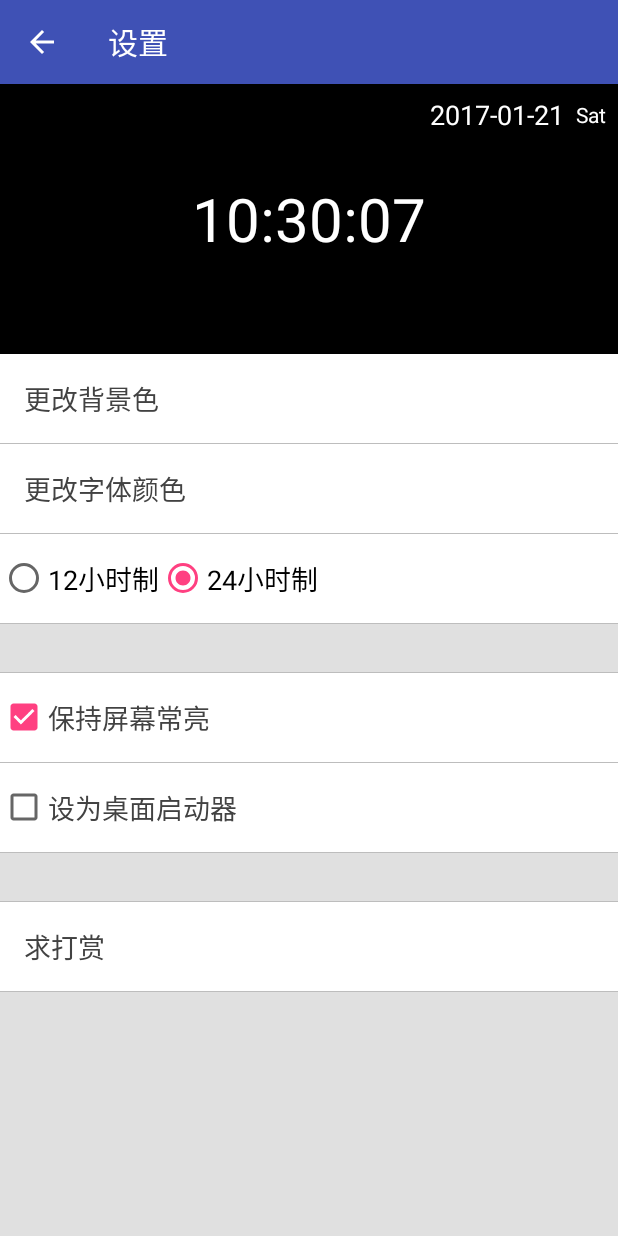
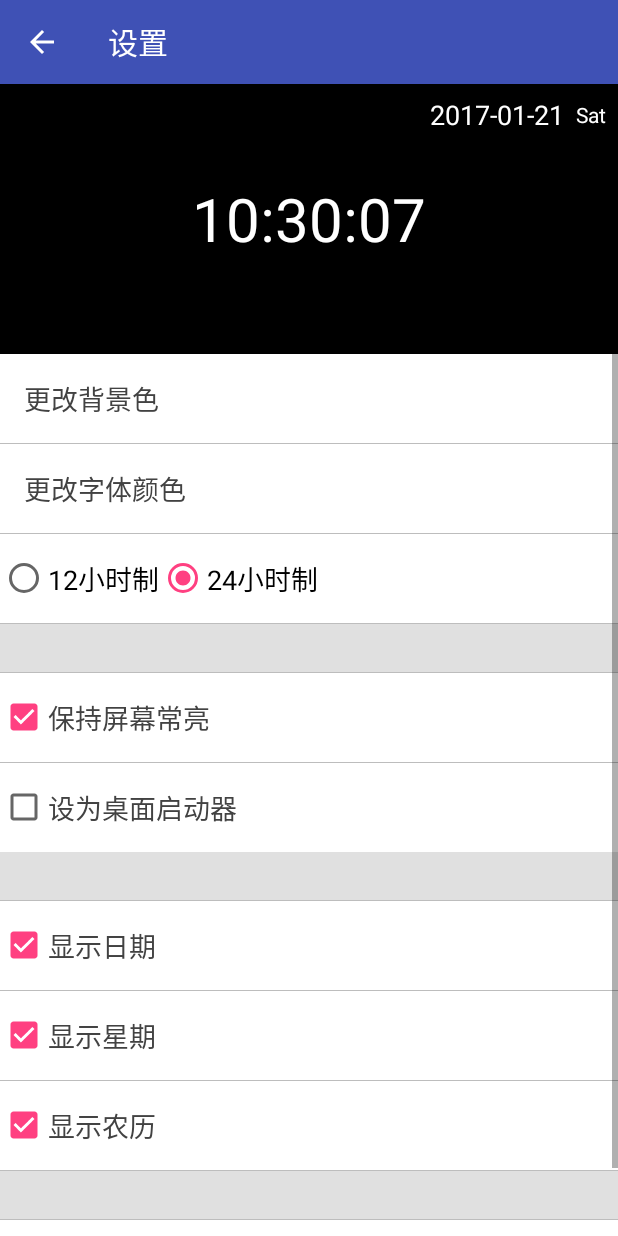
Before and after one commit to lifansama/xjb, an Android app: the SettingsActivity screen opened directly, with no data from a screen before it, on a phone screen of 412 x 824 dp. Run offline under Robolectric (Android 15) with nearby library versions, the phone set to English and light mode, and no system bars; our stand-ins replace ButterKnife; libraries missing offline, so code that uses them is left out: com.umeng.analytics, io.github.xhinliang.lunarcalendar; 5 statements that could not run were skipped.

Commit message:
除了时间其他都可以隐藏

```diff
--- a/app/src/main/java/app/xunxun/homeclock/ClockViewController.java
+++ b/app/src/main/java/app/xunxun/homeclock/ClockViewController.java
@@ -30,6 +30,9 @@ import app.xunxun.homeclock.activity.MainActivity;
 import app.xunxun.homeclock.activity.SettingsActivity;
 import app.xunxun.homeclock.preferences.BackgroundColorPreferencesDao;
 import app.xunxun.homeclock.preferences.Is12TimePreferencesDao;
+import app.xunxun.homeclock.preferences.IsShowDatePreferencesDao;
+import app.xunxun.homeclock.preferences.IsShowLunarPreferencesDao;
+import app.xunxun.homeclock.preferences.IsShowWeekPreferencesDao;
 import app.xunxun.homeclock.preferences.KeepScreenOnPreferencesDao;
 import app.xunxun.homeclock.preferences.TextColorPreferencesDao;
 import butterknife.ButterKnife;
@@ -142,6 +145,9 @@ public class ClockViewController {
                 }
             });
         }
+        dateTv.setVisibility(IsShowDatePreferencesDao.get(activity)?View.VISIBLE:View.GONE);
+        weekTv.setVisibility(IsShowWeekPreferencesDao.get(activity)?View.VISIBLE:View.GONE);
+        lunarTv.setVisibility(IsShowLunarPreferencesDao.get(activity)?View.VISIBLE:View.GONE);
     }
 
     public void onResume() {
--- a/app/src/main/java/app/xunxun/homeclock/activity/SettingsActivity.java
+++ b/app/src/main/java/app/xunxun/homeclock/activity/SettingsActivity.java
@@ -1,9 +1,7 @@
 package app.xunxun.homeclock.activity;
 
-import android.content.ComponentName;
 import android.content.Context;
 import android.content.Intent;
-import android.content.pm.PackageManager;
 import android.os.Bundle;
 import android.support.v7.app.AppCompatActivity;
 import android.view.MenuItem;
@@ -29,6 +27,9 @@ import app.xunxun.homeclock.R;
 import app.xunxun.homeclock.preferences.BackgroundColorPreferencesDao;
 import app.xunxun.homeclock.preferences.Is12TimePreferencesDao;
 import app.xunxun.homeclock.preferences.IsLauncherPreferencesDao;
+import app.xunxun.homeclock.preferences.IsShowDatePreferencesDao;
+import app.xunxun.homeclock.preferences.IsShowLunarPreferencesDao;
+import app.xunxun.homeclock.preferences.IsShowWeekPreferencesDao;
 import app.xunxun.homeclock.preferences.KeepScreenOnPreferencesDao;
 import app.xunxun.homeclock.preferences.TextColorPreferencesDao;
 import app.xunxun.homeclock.utils.LauncherSettings;
@@ -74,6 +75,12 @@ public class SettingsActivity extends AppCompatActivity {
     LinearLayout dateLl;
     @InjectView(R.id.setLauncherCb)
     CheckBox setLauncherCb;
+    @InjectView(R.id.showDateCb)
+    CheckBox showDateCb;
+    @InjectView(R.id.showLunarCb)
+    CheckBox showLunarCb;
+    @InjectView(R.id.showWeekCb)
+    CheckBox showWeekCb;
     private ColorPickerDialog backgroundColorPickerDialog;
     private ColorPickerDialog textColorPickerDialog;
     private SimpleDateFormat dateSDF = new SimpleDateFormat("yyyy-MM-dd");
@@ -179,7 +186,7 @@ public class SettingsActivity extends AppCompatActivity {
             time24Rb.setChecked(true);
 
         setTime();
-        LauncherSettings.setLauncher(this,IsLauncherPreferencesDao.get(this));
+        LauncherSettings.setLauncher(this, IsLauncherPreferencesDao.get(this));
 
         setLauncherCb.setChecked(IsLauncherPreferencesDao.get(this));
         setLauncherCb.setOnCheckedChangeListener(new CompoundButton.OnCheckedChangeListener() {
@@ -188,7 +195,7 @@ public class SettingsActivity extends AppCompatActivity {
                 IsLauncherPreferencesDao.set(compoundButton.getContext(), isCheck);
 
 
-                LauncherSettings.setLauncher(compoundButton.getContext(),isCheck);
+                LauncherSettings.setLauncher(compoundButton.getContext(), isCheck);
 
                 if (isCheck) {
                     Intent selector = new Intent(Intent.ACTION_MAIN);
@@ -197,16 +204,54 @@ public class SettingsActivity extends AppCompatActivity {
                 }
             }
         });
+        showDateCb.setOnCheckedChangeListener(new CompoundButton.OnCheckedChangeListener() {
+            @Override
+            public void onCheckedChanged(CompoundButton buttonView, boolean isChecked) {
+                IsShowDatePreferencesDao.set(buttonView.getContext(), isChecked);
+                setShowDateCb(isChecked);
+
+            }
+        });
+        showLunarCb.setOnCheckedChangeListener(new CompoundButton.OnCheckedChangeListener() {
+            @Override
+            public void onCheckedChanged(CompoundButton buttonView, boolean isChecked) {
+                IsShowLunarPreferencesDao.set(buttonView.getContext(), isChecked);
+                setShowLunarCb(isChecked);
+
+            }
+        });
+        showWeekCb.setOnCheckedChangeListener(new CompoundButton.OnCheckedChangeListener() {
+            @Override
+            public void onCheckedChanged(CompoundButton buttonView, boolean isChecked) {
+                IsShowWeekPreferencesDao.set(buttonView.getContext(), isChecked);
+                setShowWeekCb(isChecked);
+            }
+        });
+        setShowDateCb(IsShowDatePreferencesDao.get(this));
+        setShowLunarCb(IsShowLunarPreferencesDao.get(this));
+        setShowWeekCb(IsShowWeekPreferencesDao.get(this));
 
 
     }
 
-    private void setLauncher(boolean isCheck) {
-        PackageManager packageManager = getPackageManager();
-        ComponentName componentName = new ComponentName(SettingsActivity.this, LauncherActivity.class);
-        int flag = isCheck ? PackageManager.COMPONENT_ENABLED_STATE_ENABLED : PackageManager.COMPONENT_ENABLED_STATE_DISABLED;
-        packageManager.setComponentEnabledSetting(componentName, flag, PackageManager.DONT_KILL_APP);
+    private void setShowDateCb(boolean isShow) {
+        showDateCb.setChecked(isShow);
+        dateTv.setVisibility(isShow ? View.VISIBLE : View.GONE);
+
     }
+
+    private void setShowWeekCb(boolean isShow) {
+
+        weekTv.setVisibility(isShow ? View.VISIBLE : View.GONE);
+        showWeekCb.setChecked(isShow);
+    }
+
+    private void setShowLunarCb(boolean isShow) {
+        showLunarCb.setChecked(isShow);
+        lunarTv.setVisibility(isShow ? View.VISIBLE : View.GONE);
+
+    }
+
 
     /**
      * 设置时间.
@@ -262,7 +307,7 @@ public class SettingsActivity extends AppCompatActivity {
             } else if (requestCode == REQUEST_LAUNCHER) {
                 LauncherActivity.start(this);
                 finish();
-            }else {
+            } else {
                 finish();
             }
 
--- /dev/null
+++ b/app/src/main/java/app/xunxun/homeclock/preferences/IsShowDatePreferencesDao.java
@@ -0,0 +1,25 @@
+package app.xunxun.homeclock.preferences;
+
+import android.content.Context;
+import android.content.SharedPreferences;
+import android.preference.PreferenceManager;
+
+/**
+ * Created by fengdianxun on 15-6-24.
+ */
+public class IsShowDatePreferencesDao {
+    private static String KEY = "IsShowDatePreferencesDao";
+
+    public static void set(Context context, boolean isShow) {
+        SharedPreferences prefs = PreferenceManager.getDefaultSharedPreferences(context);
+        SharedPreferences.Editor editor = prefs.edit();
+        editor.putBoolean(KEY, isShow);
+        editor.apply();
+    }
+
+    public static boolean get(Context context) {
+        SharedPreferences prefs = PreferenceManager.getDefaultSharedPreferences(context);
+        return prefs.getBoolean(KEY, true);
+    }
+
+}
--- /dev/null
+++ b/app/src/main/java/app/xunxun/homeclock/preferences/IsShowLunarPreferencesDao.java
@@ -0,0 +1,25 @@
+package app.xunxun.homeclock.preferences;
+
+import android.content.Context;
+import android.content.SharedPreferences;
+import android.preference.PreferenceManager;
+
+/**
+ * Created by fengdianxun on 15-6-24.
+ */
+public class IsShowLunarPreferencesDao {
+    private static String KEY = "IsShowLunarPreferencesDao";
+
+    public static void set(Context context, boolean isShow) {
+        SharedPreferences prefs = PreferenceManager.getDefaultSharedPreferences(context);
+        SharedPreferences.Editor editor = prefs.edit();
+        editor.putBoolean(KEY, isShow);
+        editor.apply();
+    }
+
+    public static boolean get(Context context) {
+        SharedPreferences prefs = PreferenceManager.getDefaultSharedPreferences(context);
+        return prefs.getBoolean(KEY, true);
+    }
+
+}
--- /dev/null
+++ b/app/src/main/java/app/xunxun/homeclock/preferences/IsShowWeekPreferencesDao.java
@@ -0,0 +1,25 @@
+package app.xunxun.homeclock.preferences;
+
+import android.content.Context;
+import android.content.SharedPreferences;
+import android.preference.PreferenceManager;
+
+/**
+ * Created by fengdianxun on 15-6-24.
+ */
+public class IsShowWeekPreferencesDao {
+    private static String KEY = "IsShowWeekPreferencesDao";
+
+    public static void set(Context context, boolean isShow) {
+        SharedPreferences prefs = PreferenceManager.getDefaultSharedPreferences(context);
+        SharedPreferences.Editor editor = prefs.edit();
+        editor.putBoolean(KEY, isShow);
+        editor.apply();
+    }
+
+    public static boolean get(Context context) {
+        SharedPreferences prefs = PreferenceManager.getDefaultSharedPreferences(context);
+        return prefs.getBoolean(KEY, true);
+    }
+
+}
--- a/app/src/main/res/layout/activity_settings.xml
+++ b/app/src/main/res/layout/activity_settings.xml
@@ -208,6 +208,50 @@
                 android:textSize="18sp" />
 
             <View
+                android:layout_marginTop="32dp"
+                android:layout_width="match_parent"
+                android:layout_height="0.5dp"
+                android:background="@color/grey_400" />
+            <CheckBox
+                android:id="@+id/showDateCb"
+                android:layout_width="match_parent"
+                android:layout_height="wrap_content"
+                android:background="@drawable/press_item"
+                android:paddingBottom="16dp"
+                android:paddingTop="16dp"
+                android:text="显示日期"
+                android:textColor="@color/grey_800"
+                android:textSize="18sp" />
+            <View
+                android:layout_width="match_parent"
+                android:layout_height="0.5dp"
+                android:background="@color/grey_400" />
+            <CheckBox
+                android:id="@+id/showWeekCb"
+                android:layout_width="match_parent"
+                android:layout_height="wrap_content"
+                android:background="@drawable/press_item"
+                android:paddingBottom="16dp"
+                android:paddingTop="16dp"
+                android:text="显示星期"
+                android:textColor="@color/grey_800"
+                android:textSize="18sp" />
+            <View
+                android:layout_width="match_parent"
+                android:layout_height="0.5dp"
+                android:background="@color/grey_400" />
+            <CheckBox
+                android:id="@+id/showLunarCb"
+                android:layout_width="match_parent"
+                android:layout_height="wrap_content"
+                android:background="@drawable/press_item"
+                android:paddingBottom="16dp"
+                android:paddingTop="16dp"
+                android:text="显示农历"
+                android:textColor="@color/grey_800"
+                android:textSize="18sp" />
+
+            <View
                 android:layout_width="match_parent"
                 android:layout_height="0.5dp"
                 android:background="@color/grey_400" />
```
